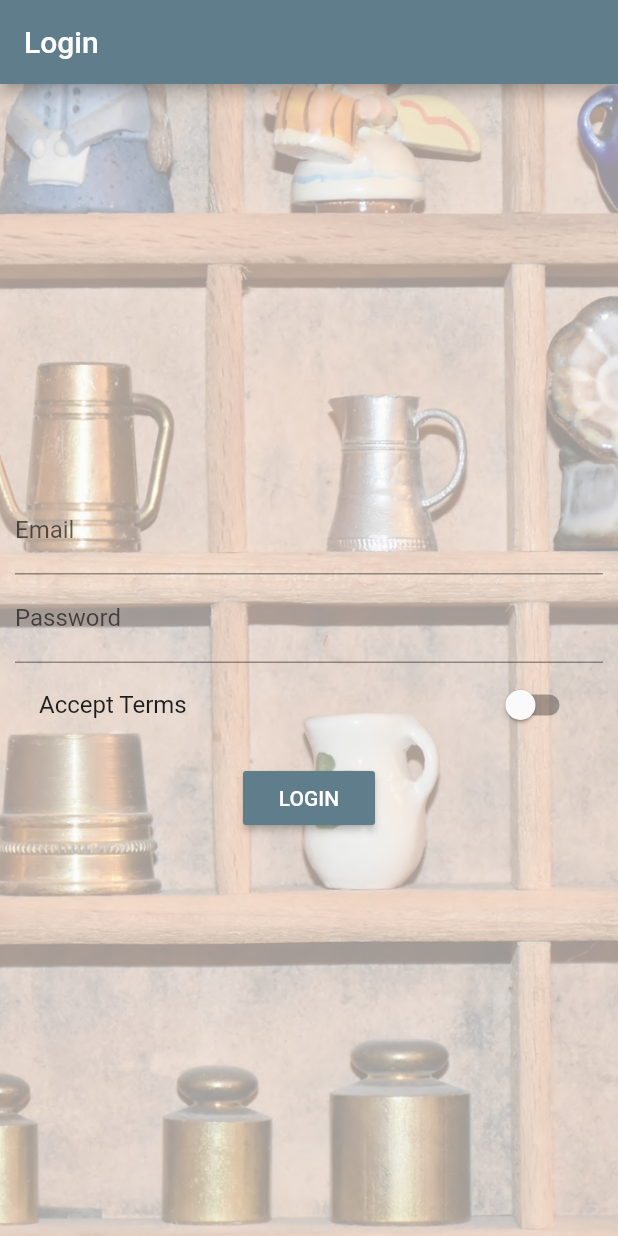
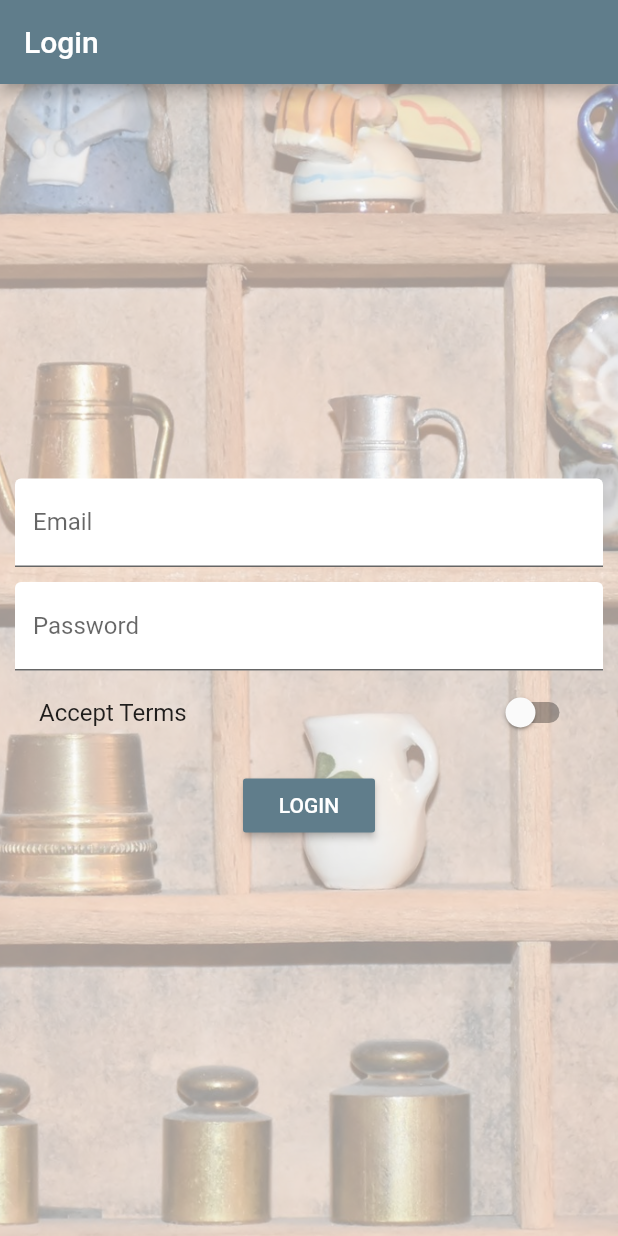
Before and after one commit to sahilmob/flutter-easy-list, a Flutter app: the screen it shows after launch, on a phone screen of 412 x 824 dp. Run offline on Flutter 3.47's test engine with Material 2 defaults, Android fonts, the phone set to English and light mode, and no system bars.

Commit message:
add fill color to inputs

```diff
--- a/lib/pages/auth.dart
+++ b/lib/pages/auth.dart
@@ -31,7 +31,8 @@ class _AuthPageState extends State<AuthPage> {
                   child: Column(
             children: <Widget>[
               TextField(
-                decoration: InputDecoration(labelText: "Email"),
+                decoration: InputDecoration(
+                    labelText: "Email", filled: true, fillColor: Colors.white),
                 keyboardType: TextInputType.emailAddress,
                 onChanged: (String value) {
                   setState(() {
@@ -39,8 +40,14 @@ class _AuthPageState extends State<AuthPage> {
                   });
                 },
               ),
+              SizedBox(
+                height: 10.0,
+              ),
               TextField(
-                decoration: InputDecoration(labelText: "Password"),
+                decoration: InputDecoration(
+                    labelText: "Password",
+                    filled: true,
+                    fillColor: Colors.white),
                 obscureText: true,
                 onChanged: (String value) {
                   setState(() {
```
